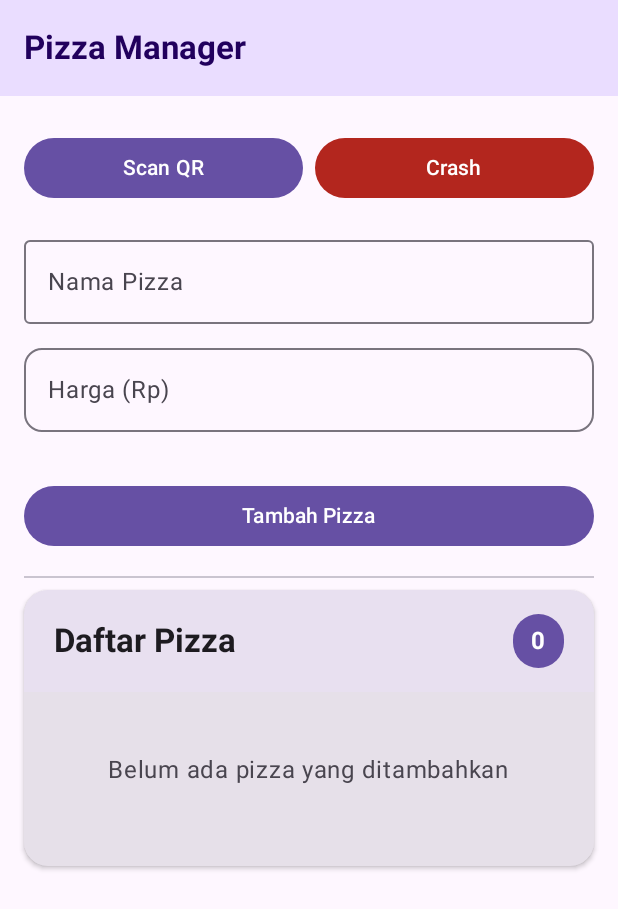
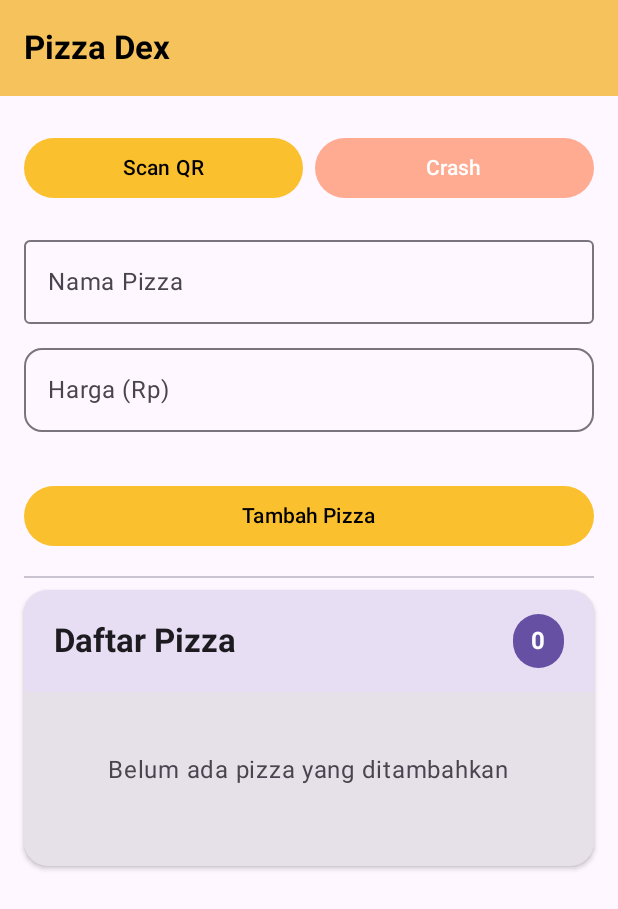
Before and after one commit to Najwanugroho/pizza_app, an Android app built with Jetpack Compose: the screen it shows after launch (MainActivity), on a phone screen of 412 x 824 dp. Shown: the top 909 px of the screen. Run offline under Robolectric (Android 15) with nearby library versions, the phone set to English and light mode, and no system bars; our stand-ins replace Room's generated code.

Commit message:
tampilan pizza diperbagus

```diff
--- a/app/src/main/java/com/vdi/pizzaapp/ui/PizzaScreen.kt
+++ b/app/src/main/java/com/vdi/pizzaapp/ui/PizzaScreen.kt
@@ -14,6 +14,7 @@ import androidx.compose.material3.*
 import androidx.compose.runtime.*
 import androidx.compose.ui.Alignment
 import androidx.compose.ui.Modifier
+import androidx.compose.ui.graphics.Color
 import androidx.compose.ui.platform.LocalContext
 import androidx.compose.ui.text.font.FontWeight
 import androidx.compose.ui.text.input.KeyboardType
@@ -42,13 +43,13 @@ fun PizzaScreen(viewModel: PizzaViewModel) {
             TopAppBar(
                 title = {
                     Text(
-                        "Pizza Manager",
+                        "Pizza Dex",
                         fontWeight = FontWeight.Bold
                     )
                 },
                 colors = TopAppBarDefaults.topAppBarColors(
-                    containerColor = MaterialTheme.colorScheme.primaryContainer,
-                    titleContentColor = MaterialTheme.colorScheme.onPrimaryContainer
+                    containerColor = Color(0xFFF5C25C),
+                    titleContentColor = Color.Black
                 )
             )
         }
@@ -83,7 +84,11 @@ fun PizzaScreen(viewModel: PizzaViewModel) {
             ) {
                 Button(
                     onClick = { showScanner = true },
-                    modifier = Modifier.weight(1f)
+                    modifier = Modifier.weight(1f),
+                    colors = ButtonDefaults.buttonColors(
+                        containerColor = Color(0xFFFBC02D),
+                        contentColor = Color.Black
+                    )
                 ) {
                     Text("Scan QR")
                 }
@@ -92,7 +97,8 @@ fun PizzaScreen(viewModel: PizzaViewModel) {
                     onClick = { throw RuntimeException("Test Crash") },
                     modifier = Modifier.weight(1f),
                     colors = ButtonDefaults.buttonColors(
-                        containerColor = MaterialTheme.colorScheme.error
+                        containerColor = Color(0xFFFFAB91),
+                        contentColor = Color.Black
                     )
                 ) {
                     Text("Crash", color = MaterialTheme.colorScheme.onError)
@@ -167,7 +173,11 @@ fun PizzaScreen(viewModel: PizzaViewModel) {
                     }
                 }
                 ,
-                modifier = Modifier.fillMaxWidth()
+                modifier = Modifier.fillMaxWidth(),
+                colors = ButtonDefaults.buttonColors(
+                    containerColor = Color(0xFFFBC02D),
+                    contentColor = Color.Black
+                )
             ) {
                 Text(if (editingPizza != null) "Update Pizza" else "Tambah Pizza")
             }
@@ -187,7 +197,7 @@ fun PizzaScreen(viewModel: PizzaViewModel) {
                     // Header dengan counter
                     Surface(
                         modifier = Modifier.fillMaxWidth(),
-                        color = MaterialTheme.colorScheme.primaryContainer.copy(alpha = 0.3f),
+                        color = MaterialTheme.colorScheme.primaryContainer.copy(alpha = 0.5f),
                         shape = RoundedCornerShape(topStart = 16.dp, topEnd = 16.dp)
                     ) {
                         Row(
@@ -261,7 +271,8 @@ fun PizzaScreen(viewModel: PizzaViewModel) {
                                             .fillMaxWidth()
                                             .padding(16.dp),
                                         horizontalArrangement = Arrangement.SpaceBetween,
-                                        verticalAlignment = Alignment.CenterVertically
+                                        verticalAlignment = Alignment.CenterVertically,
+
                                     ) {
                                         Column(
                                             modifier = Modifier.weight(1f)
@@ -277,7 +288,7 @@ fun PizzaScreen(viewModel: PizzaViewModel) {
                                             Text(
                                                 text = FormatHelper.toRupiah(pizza.price),
                                                 style = MaterialTheme.typography.bodyLarge,
-                                                color = MaterialTheme.colorScheme.primary,
+                                                color = Color.Black,
                                                 fontWeight = FontWeight.Bold
                                             )
                                         }
```
